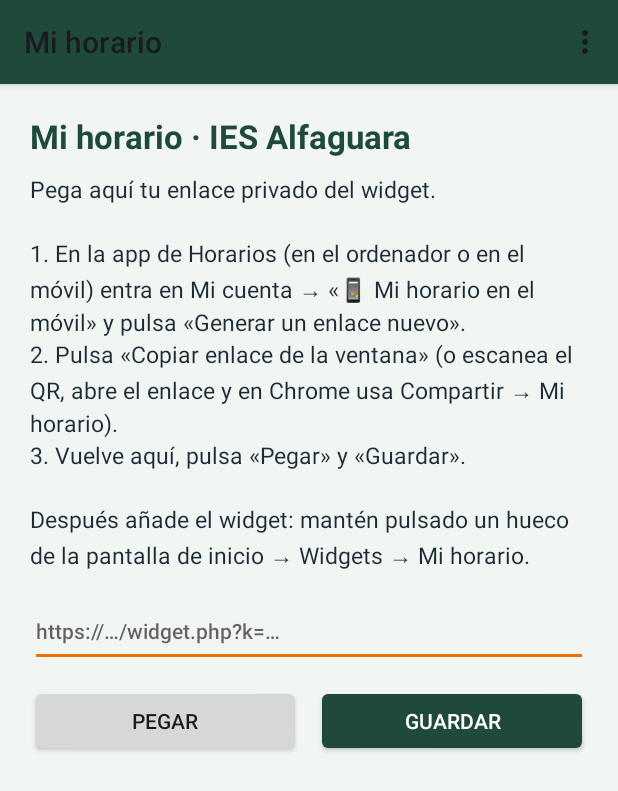
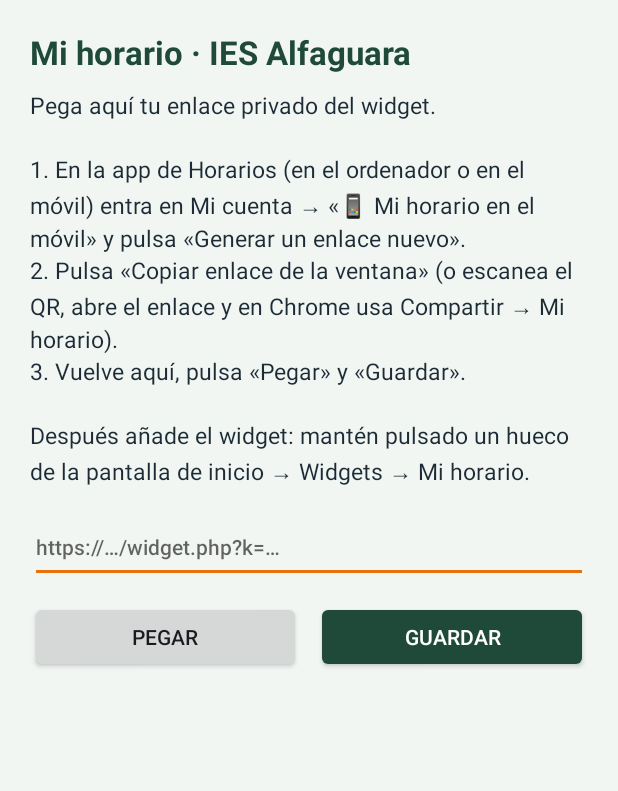
Before and after one commit to juaniruela/mihorario-android, an Android app: the screen it shows after launch (MainActivity), on a phone screen of 412 x 824 dp. Shown: the top 791 px of the screen. Run offline under Robolectric (Android 15) with nearby library versions, the phone set to English and light mode, and no system bars.

Commit message:
Mi horario 1.6: styles.xml [skip ci]

```diff
--- a/app/src/main/res/values-v29/styles.xml
+++ b/app/src/main/res/values-v29/styles.xml
@@ -6,5 +6,8 @@
         <item name="android:colorPrimaryDark">#163A2D</item>
         <item name="android:colorAccent">#E8710A</item>
         <item name="android:statusBarColor">#163A2D</item>
+        <!-- 1.6: sin barra de título (más espacio); el menú va en «⋯ Más» abajo -->
+        <item name="android:windowActionBar">false</item>
+        <item name="android:windowNoTitle">true</item>
     </style>
 </resources>
```
